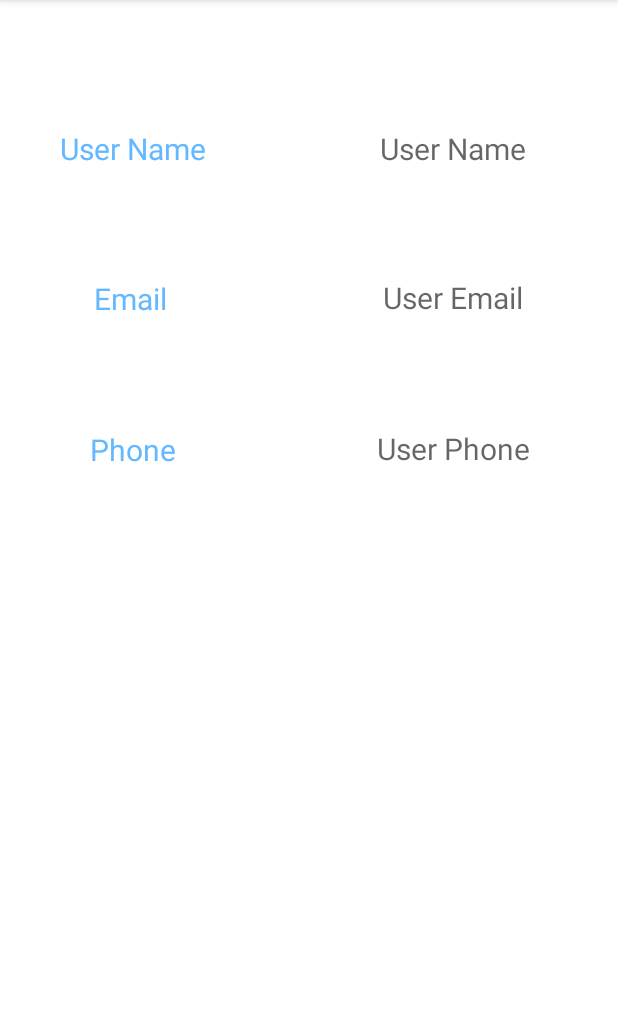
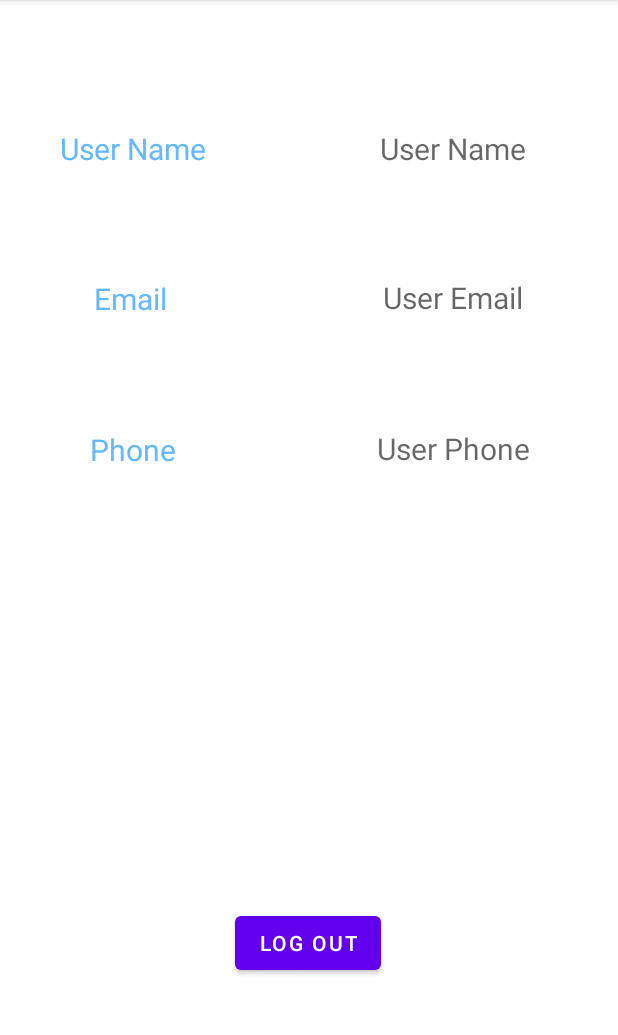
Before and after one commit to Ismatik/FYP_git, an Android app: the info_activity screen opened directly, with no data from a screen before it, on a phone screen of 412 x 824 dp, the part 84-1119 px from its top. Run offline under Robolectric (Android 15) with nearby library versions, the phone set to English and light mode, and no system bars; our stand-ins replace Firebase (no records; nobody signed in at launch, a user with empty details on screens opened directly); Roboto replaces fonts that are not available here.

```diff
--- a/app/build.gradle
+++ b/app/build.gradle
@@ -37,6 +37,7 @@ dependencies {
     implementation 'com.google.android.material:material:1.5.0'
     implementation 'androidx.constraintlayout:constraintlayout:2.1.3'
     implementation 'com.google.firebase:firebase-auth:21.0.3'
+    implementation 'com.google.firebase:firebase-firestore:24.1.1'
     testImplementation 'junit:junit:4.13.2'
     androidTestImplementation 'androidx.test.ext:junit:1.1.3'
     androidTestImplementation 'androidx.test.espresso:espresso-core:3.4.0'
--- a/app/src/main/java/com/example/qrcodescanner/info_activity.java
+++ b/app/src/main/java/com/example/qrcodescanner/info_activity.java
@@ -1,57 +1,65 @@
 package com.example.qrcodescanner;
 
+
+import androidx.annotation.Nullable;
 import androidx.appcompat.app.AppCompatActivity;
 
+import android.content.Intent;
 import android.os.Bundle;
+import android.view.View;
 import android.widget.TextView;
 
 import com.google.firebase.auth.FirebaseAuth;
-import com.google.firebase.auth.FirebaseUser;
-import com.google.firebase.auth.UserInfo;
+import com.google.firebase.firestore.DocumentReference;
+import com.google.firebase.firestore.DocumentSnapshot;
+import com.google.firebase.firestore.EventListener;
+import com.google.firebase.firestore.FirebaseFirestore;
+import com.google.firebase.firestore.FirebaseFirestoreException;
 
 
 public class info_activity extends AppCompatActivity {
 
+    TextView name;
+    TextView email;
+    TextView phone;
 
-    FirebaseUser firebaseUser = FirebaseAuth.getInstance().getCurrentUser();
+    FirebaseAuth firebaseAuth;
+    FirebaseFirestore firebaseFirestore;
+    String UserID;
 
     @Override
     protected void onCreate(Bundle savedInstanceState) {
         super.onCreate(savedInstanceState);
         setContentView(R.layout.activity_info);
 
-        String name = firebaseUser.getDisplayName();
-        String email = firebaseUser.getEmail();
-        String phone = firebaseUser.getPhoneNumber();
+        name = findViewById(R.id.textName);
+        email = findViewById(R.id.textEmail);
+        phone = findViewById(R.id.textPhone);
 
-//        boolean emailVerified = firebaseUser.isEmailVerified();
-        final TextView textViewToChange = findViewById(R.id.textName);
-        textViewToChange.setText(name);
-        final TextView textViewToChange2 = findViewById(R.id.textEmail);
-        textViewToChange2.setText(email);
-        final TextView textViewToChange3 = findViewById(R.id.textPhone);
-        textViewToChange3.setText(phone);
+        firebaseAuth = FirebaseAuth.getInstance();
+        firebaseFirestore = FirebaseFirestore.getInstance();
 
-        if(firebaseUser != null){
-            for(UserInfo profile : firebaseUser.getProviderData()){
-//                String providerID = profile.getProviderId();
-//                String UserID = profile.getUid();
-                String name1;
-                name1 = profile.getDisplayName();
-                String email1;
-                email1 = profile.getEmail();
-                String phone1;
-                phone1 = profile.getPhoneNumber();
+        //Getting User's ID to get info from FireStore
+        UserID = firebaseAuth.getCurrentUser().getUid();
 
+        //Refering to the collection of FireStore
+        DocumentReference documentReference = firebaseFirestore.collection("Users").document(UserID);
 
-                textViewToChange.setText(name1);
-                textViewToChange2.setText(email1);
-                textViewToChange3.setText(phone1);
+        documentReference.addSnapshotListener(this, new EventListener<DocumentSnapshot>() {
+            @Override
+            public void onEvent(@Nullable DocumentSnapshot value, @Nullable FirebaseFirestoreException error) {
+                name.setText(value.getString("Full Name"));
+                phone.setText(value.getString("Phone"));
+                email.setText(value.getString("Email"));
+            }
+        });
+    }
 
-//                textViewToChange.setText("No name saved");
-            }
-        }
-
+    //Set onClick in xml without creating a button
+    public void logout(View view){
+        FirebaseAuth.getInstance().signOut();//Logging Out
+        startActivity(new Intent(getApplicationContext() , login_page.class));
+        finish();
     }
 
 }
--- a/app/src/main/res/layout/activity_info.xml
+++ b/app/src/main/res/layout/activity_info.xml
@@ -98,4 +98,18 @@
         app:layout_constraintStart_toEndOf="@+id/textView11"
         app:layout_constraintTop_toBottomOf="@+id/textEmail"
         app:layout_constraintVertical_bias="0.138" />
+
+    <Button
+        android:id="@+id/btnLogOut"
+        android:layout_width="wrap_content"
+        android:layout_height="wrap_content"
+        android:text="Log Out"
+        app:layout_constraintBottom_toBottomOf="parent"
+        app:layout_constraintEnd_toEndOf="parent"
+        app:layout_constraintHorizontal_bias="0.498"
+        app:layout_constraintStart_toStartOf="parent"
+        app:layout_constraintTop_toTopOf="parent"
+        app:layout_constraintVertical_bias="0.84"
+        android:onClick="logout"
+        />
 </androidx.constraintlayout.widget.ConstraintLayout>
--- a/app/src/main/res/layout/activity_scanner2.xml
+++ b/app/src/main/res/layout/activity_scanner2.xml
@@ -31,6 +31,7 @@
         android:textAlignment="center"
         android:textAppearance="@style/TextAppearance.AppCompat.Large"
         android:textColor="#63B8FF"
+        android:textSize="16sp"
         app:layout_constraintBottom_toBottomOf="parent"
         app:layout_constraintEnd_toEndOf="parent"
         app:layout_constraintHorizontal_bias="1.0"
```
Also changed, not shown: app/src/main/java/com/example/qrcodescanner/signin_page.java (+50 -16 lines).
